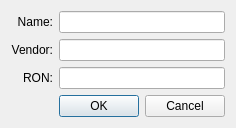
Old version of the form fueltype.ui in the repository LiamKeene/PyFuelDB.
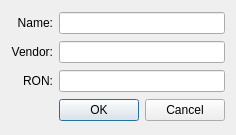
New version of the form.

Commit message: Modified dialogs (new .ui file format)

The edit to the form file:
```diff
--- a/fueltype.ui
+++ b/fueltype.ui
@@ -4,12 +4,12 @@
   <property name="windowModality" >
    <enum>Qt::ApplicationModal</enum>
   </property>
-  <property name="geometry" >
+  <property name="geometry">
    <rect>
     <x>0</x>
     <y>0</y>
     <width>225</width>
-    <height>105</height>
+    <height>135</height>
    </rect>
   </property>
   <property name="windowTitle" >
```
Left out of the diff: 104 changed lines with no effect on the pictures. The commit also changes 3 other files.
